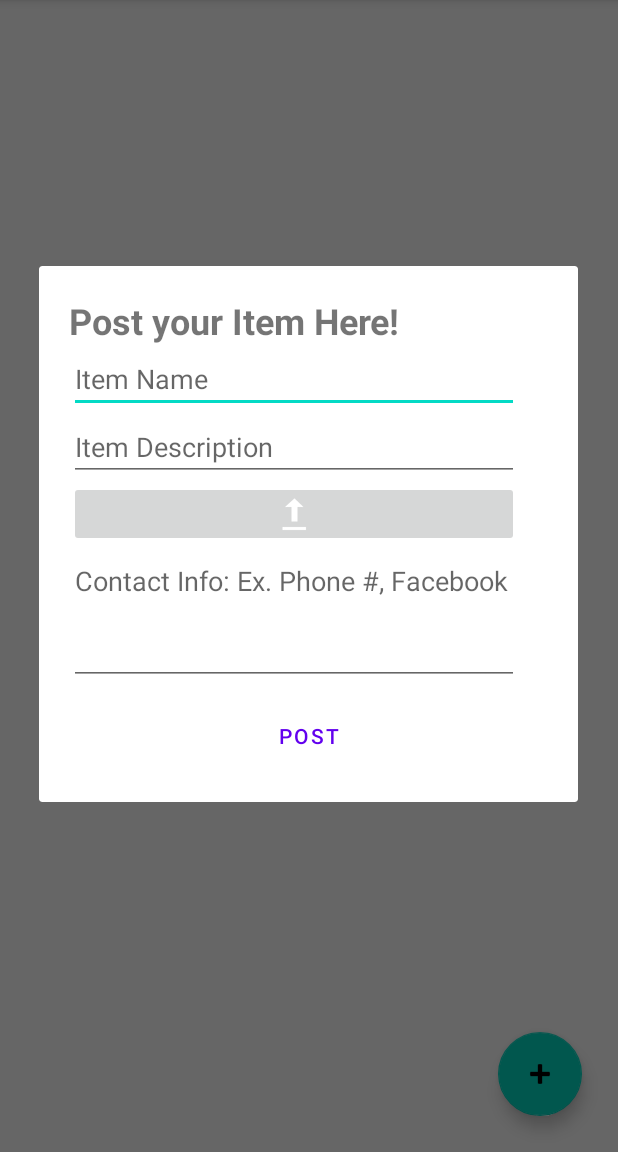
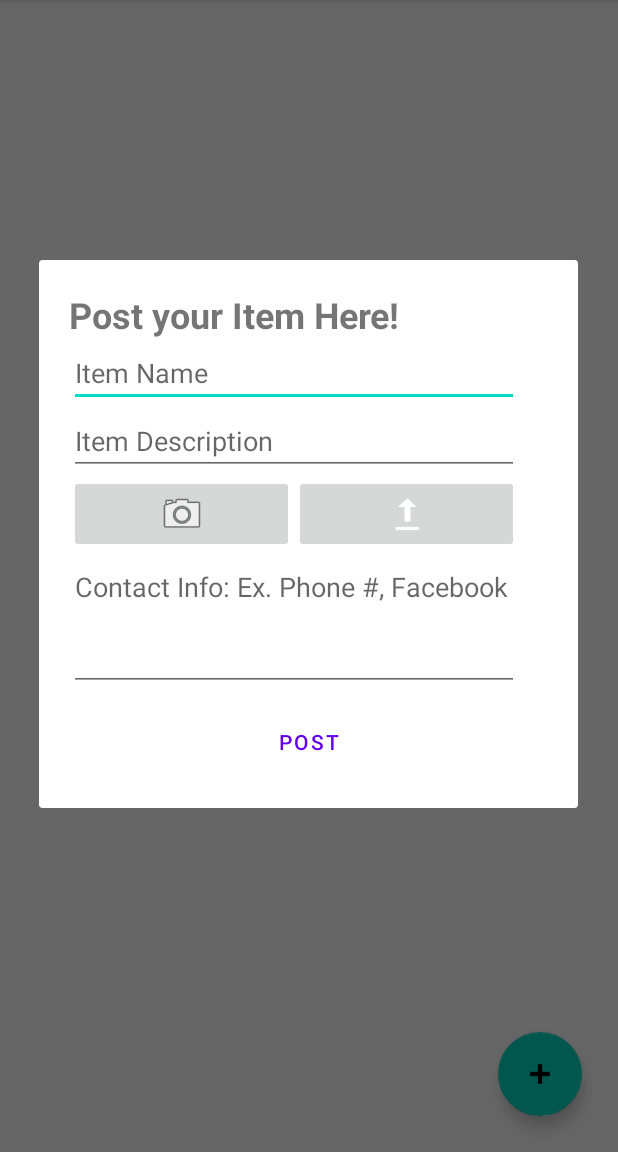
Before and after one commit to JoYSA-19/SFU-Market, an Android app: the screen it shows after launch (MainActivity), after a tap on "Make a post", on a phone screen of 412 x 824 dp, the part 84-1236 px from its top. Run offline under Robolectric (Android 15) with nearby library versions, the phone set to English and light mode, and no system bars.

Commit message:
Added Camera button, the camera is working but the photo does not appear in the imageView. I think it is caused by the deprecated code on line 123.
I followed this video:
https://youtu.be/CYRXXOM3aGI
The information about that deprecated code:
https://stackoverflow.com/questions/62671106/onactivityresult-method-is-deprecated-what-is-the-alternative

```diff
--- a/app/build.gradle
+++ b/app/build.gradle
@@ -34,6 +34,8 @@ dependencies {
     implementation 'com.squareup.retrofit2:retrofit:2.9.0'
     implementation 'com.squareup.retrofit2:converter-gson:2.9.0'
     implementation 'androidx.constraintlayout:constraintlayout:2.0.4'
+    implementation 'org.jetbrains:annotations:15.0'
+    implementation 'org.jetbrains:annotations:15.0'
     testImplementation 'junit:junit:4.13.2'
     androidTestImplementation 'androidx.test.ext:junit:1.1.2'
     androidTestImplementation 'androidx.test.espresso:espresso-core:3.3.0'
--- a/app/src/main/res/layout/data_entry_dialog.xml
+++ b/app/src/main/res/layout/data_entry_dialog.xml
@@ -30,11 +30,34 @@
         android:hint="@string/item_description"
         android:inputType="textCapWords" />
 
-    <ImageButton
-        android:id="@+id/uploadImageButton"
+
+
+    <LinearLayout
         android:layout_width="300dp"
+        android:layout_height="match_parent"
+        android:orientation="horizontal">
+
+        <ImageButton
+            android:id="@+id/cameraButton"
+            android:layout_width="0dp"
+            android:layout_height="wrap_content"
+            android:layout_weight="1"
+            app:srcCompat="@android:drawable/ic_menu_camera"
+            android:contentDescription="@string/takephoto" />
+
+        <ImageButton
+            android:id="@+id/uploadImageButton"
+            android:layout_width="150dp"
+            android:layout_height="match_parent"
+            android:contentDescription="@string/uploadphoto"
+            app:srcCompat="@android:drawable/stat_sys_upload" />
+    </LinearLayout>
+
+    <ImageView
+        android:id="@+id/imageView"
+        android:layout_width="wrap_content"
         android:layout_height="wrap_content"
-        app:srcCompat="@android:drawable/stat_sys_upload" />
+        android:contentDescription="@string/uploaded_picture" />
 
     <EditText
         android:id="@+id/textContact"
--- a/app/src/main/res/values/strings.xml
+++ b/app/src/main/res/values/strings.xml
@@ -5,4 +5,7 @@
     <string name="item_name">Item Name</string>
     <string name="item_description">Item Description</string>
     <string name="make_a_post">Make a post</string>
+    <string name="takephoto" />
+    <string name="uploadphoto" />
+    <string name="uploaded_picture">Uploaded Picture</string>
 </resources>
```
Also changed, not shown: app/src/main/AndroidManifest.xml (+11 -0 lines), app/src/main/java/com/example/myapplication/MainActivity.java (+52 -0 lines), app/src/main/res/xml/file_paths.xml (added, +8 -0 lines).
